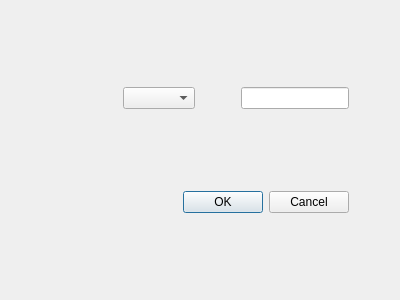
The window that searchform.ui (kia-far/QtDBS) describes before a commit, drawn with Qt 5.
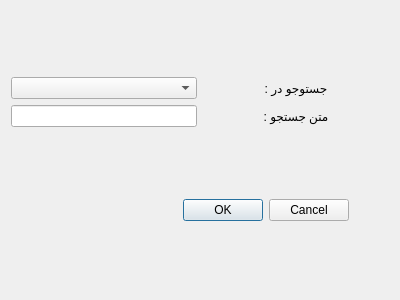
The same window after the commit.

Commit message: fixed labels. admin mode resets.

```diff
--- a/searchform.ui
+++ b/searchform.ui
@@ -20,38 +20,28 @@
    <item>
     <layout class="QHBoxLayout" name="horizontalLayout">
      <item>
-      <spacer name="horizontalSpacer_3">
-       <property name="orientation">
-        <enum>Qt::Orientation::Horizontal</enum>
-       </property>
-       <property name="sizeHint" stdset="0">
-        <size>
-         <width>40</width>
-         <height>20</height>
-        </size>
-       </property>
-      </spacer>
-     </item>
-     <item>
-      <widget class="QComboBox" name="comboBox"/>
-     </item>
-     <item>
-      <spacer name="horizontalSpacer">
-       <property name="orientation">
-        <enum>Qt::Orientation::Horizontal</enum>
-       </property>
-       <property name="sizeType">
-        <enum>QSizePolicy::Policy::Fixed</enum>
-       </property>
-       <property name="sizeHint" stdset="0">
-        <size>
-         <width>40</width>
-         <height>20</height>
-        </size>
-       </property>
-      </spacer>
-     </item>
-     <item>
+      <layout class="QGridLayout" name="gridLayout">
+       <item row="2" column="1">
+        <widget class="QLabel" name="label_2">
+         <property name="text">
+          <string>متن جستجو :</string>
+         </property>
+         <property name="alignment">
+          <set>Qt::AlignmentFlag::AlignCenter</set>
+         </property>
+        </widget>
+       </item>
+       <item row="1" column="1">
+        <widget class="QLabel" name="label">
+         <property name="text">
+          <string>جستوجو در :</string>
+         </property>
+         <property name="alignment">
+          <set>Qt::AlignmentFlag::AlignCenter</set>
+         </property>
+        </widget>
+       </item>
+       <item row="2" column="0">
       <widget class="QLineEdit" name="lineEdit">
        <property name="sizePolicy">
         <sizepolicy hsizetype="Preferred" vsizetype="Fixed">
@@ -61,21 +51,10 @@
        </property>
       </widget>
      </item>
-     <item>
-      <spacer name="horizontalSpacer_2">
-       <property name="orientation">
-        <enum>Qt::Orientation::Horizontal</enum>
-       </property>
-       <property name="sizeType">
-        <enum>QSizePolicy::Policy::Fixed</enum>
-       </property>
-       <property name="sizeHint" stdset="0">
-        <size>
-         <width>40</width>
-         <height>20</height>
-        </size>
-       </property>
-      </spacer>
+       <item row="1" column="0">
+        <widget class="QComboBox" name="comboBox"/>
+       </item>
+      </layout>
      </item>
     </layout>
    </item>
```
Lines whose indentation alone changed are shown as unchanged. The commit also changes 27 other files.
